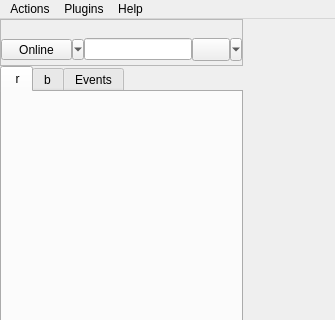
Old version of the form widgets/mainWindow.ui in the repository xmpp-graveyard/jabbim; both pictures show x 0 to 335 and y 0 to 320 of the 335 by 682 pixel window.
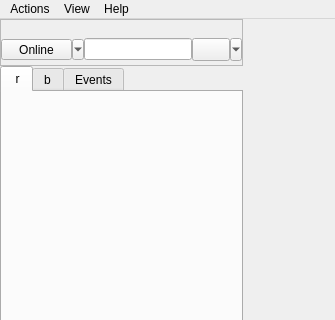
New version of the form. Icons and pictures are not drawn.

Commit message: menu Zobrazeni + zruseni zobrazovani uzivatelu v mistnostech v bookmarcich

Patch:
```diff
--- a/widgets/mainWindow.ui
+++ b/widgets/mainWindow.ui
@@ -953,6 +953,11 @@
      <string>Plugins</string>
     </property>
    </widget>
+   <widget class="QMenu" name="menuView" >
+	   <property name="title" >
+		   <string>View</string>
+	   </property>
+   </widget>
    <widget class="QMenu" name="menuHelp" >
     <property name="title" >
      <string>Help</string>
@@ -979,7 +984,7 @@
     <addaction name="actionQuit" />
    </widget>
    <addaction name="menuAkce" />
-   <addaction name="menuPlugins" />
+   <addaction name="menuView" />
    <addaction name="menuHelp" />
   </widget>
   <action name="actionShow_XML" >
```
Left out of the diff: 2 changed lines with no effect on the pictures. The commit also changes 3 other files.
